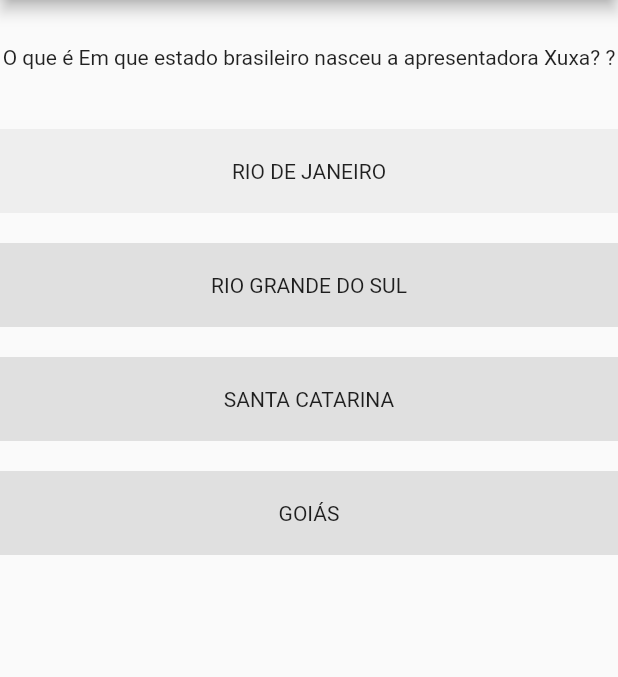
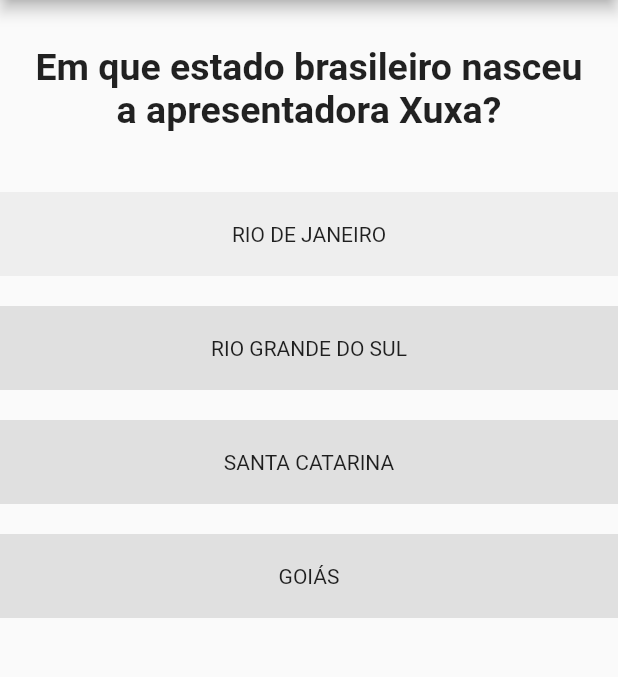
Before and after one commit to arielsardinha/perguntas-flutter, a Flutter app: the screen it shows after launch, on a phone screen of 412 x 824 dp, the part 84-761 px from its top. Run offline on Flutter 3.47's test engine with Material 2 defaults, Android fonts, the phone set to English and light mode, and no system bars.

Commit message:
style: trocando fonte do texto e nome do texto

```diff
--- a/lib/controller/controller.dart
+++ b/lib/controller/controller.dart
@@ -6,7 +6,7 @@ class Controller extends Perguntas {
 
   String perguntas() => lista.isNotEmpty
       ? posicaoPerguntasExiste()
-          ? "O que é ${lista[posicaoList]['pergunta']} ?"
+          ? lista[posicaoList]['pergunta'] as String
           : 'Parabens por responder todas as perguntas'
       : 'Nenhuma Pergunta';
 
--- a/lib/view/home_page.dart
+++ b/lib/view/home_page.dart
@@ -20,10 +20,14 @@ class _HomePageState extends State<HomePage> {
         Container(
           width: double.infinity,
           padding: const EdgeInsets.symmetric(vertical: 10),
-          margin: const EdgeInsets.only(top: 20),
+          margin: const EdgeInsets.only(top: 20, left: 15, right: 15),
           child: Text(
             _controller.perguntas(),
             textAlign: TextAlign.center,
+            style: const TextStyle(
+              fontSize: 25,
+              fontWeight: FontWeight.bold,
+            ),
           ),
         ),
         Visibility(
@@ -60,7 +64,7 @@ class _HomePageState extends State<HomePage> {
             padding: const EdgeInsets.only(top: 30),
             child: Column(
               children: [
-                Text("Sua nota é ${_controller.notaTotal}"),
+                Text("Você acertou ${_controller.notaTotal} questões"),
                 const SizedBox(
                   height: 20,
                 ),
```
